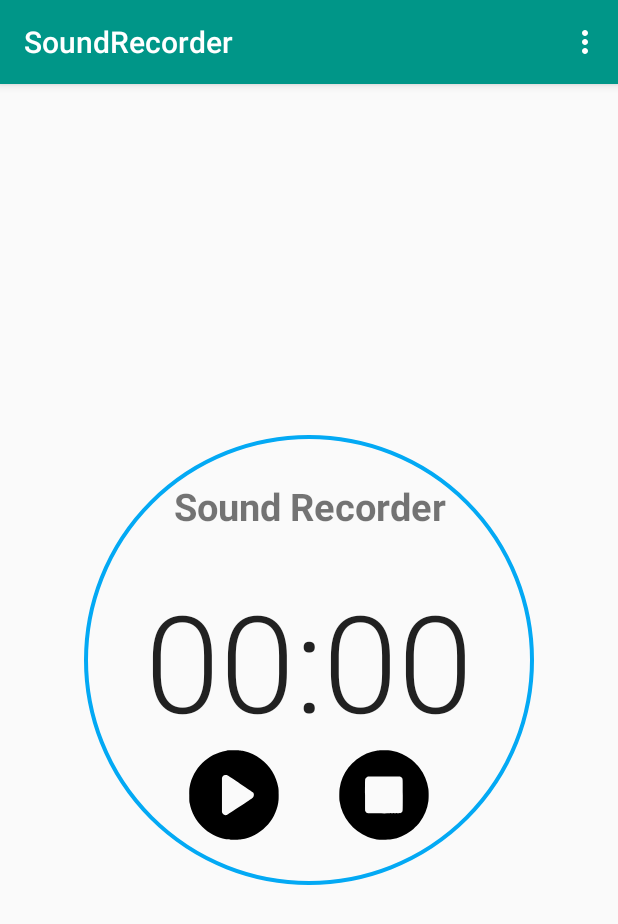
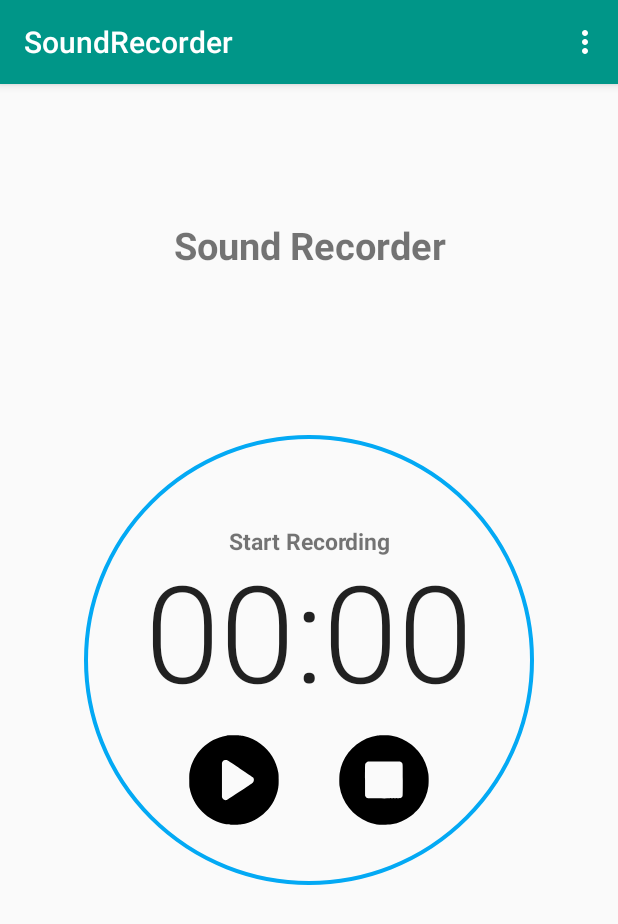
Before and after one commit to zeeshanhussain/SoundRecorder, an Android app: the screen it shows after launch (MainActivity), on a phone screen of 412 x 824 dp. Shown: the top 924 px of the screen. Run offline under Robolectric (Android 15) with nearby library versions, the phone set to English and light mode, and no system bars.

Commit message:
SoundRecorder: UI Changes
Signed-off-by: Sanyam Jain <sanyam@witworks.com>

```diff
--- a/app/src/main/AndroidManifest.xml
+++ b/app/src/main/AndroidManifest.xml
@@ -12,7 +12,7 @@
         android:label="@string/app_name"
         android:supportsRtl="true"
         android:theme="@style/AppTheme">
-        <activity android:name=".MainActivity" android:configChanges="orientation|screenSize" >
+        <activity android:name=".MainActivity" android:configChanges="orientation|screenSize" android:screenOrientation="portrait" >
             <intent-filter>
                 <action android:name="android.intent.action.MAIN" />
 
--- a/app/src/main/res/layout/activity_main.xml
+++ b/app/src/main/res/layout/activity_main.xml
@@ -2,6 +2,17 @@
 <RelativeLayout xmlns:android="http://schemas.android.com/apk/res/android"
     android:layout_width="match_parent"
     android:layout_height="match_parent">
+
+    <TextView
+        android:id="@+id/mainTextView"
+        android:layout_width="300dp"
+        android:layout_height="wrap_content"
+        android:layout_centerHorizontal="true"
+        android:layout_marginTop="90dp"
+        android:gravity="center"
+        android:text="Sound Recorder"
+        android:textSize="25dp"
+        android:textStyle="bold" />
 
     <RelativeLayout
         android:layout_width="300dp"
@@ -16,23 +27,13 @@
             android:background="@drawable/circle_stroke" />
 
         <TextView
-            android:id="@+id/mainTextView"
-            android:layout_width="300dp"
-            android:layout_height="wrap_content"
-            android:layout_centerHorizontal="true"
-            android:layout_marginTop="30dp"
-            android:gravity="center"
-            android:text="Sound Recorder"
-            android:textSize="25dp"
-            android:textStyle="bold" />
-
-        <TextView
             android:id="@+id/recorderStatus"
             android:layout_width="200dp"
             android:layout_height="wrap_content"
             android:layout_centerHorizontal="true"
-            android:layout_marginTop="80dp"
+            android:layout_marginTop="60dp"
             android:gravity="center"
+            android:text="Start Recording"
             android:textSize="15dp"
             android:textStyle="bold" />
 
@@ -41,7 +42,7 @@
             android:layout_width="wrap_content"
             android:layout_height="wrap_content"
             android:layout_centerHorizontal="true"
-            android:layout_marginTop="90dp"
+            android:layout_marginTop="70dp"
             android:fontFamily="sans-serif-light"
             android:textSize="90sp" />
 
@@ -50,7 +51,7 @@
             android:layout_width="60dp"
             android:layout_height="60dp"
             android:layout_marginLeft="70dp"
-            android:layout_marginTop="210dp"
+            android:layout_marginTop="200dp"
             android:background="@drawable/ic_play" />
 
         <Button
@@ -59,7 +60,7 @@
             android:layout_height="60dp"
             android:layout_alignParentRight="true"
             android:layout_marginRight="70dp"
-            android:layout_marginTop="210dp"
+            android:layout_marginTop="200dp"
             android:background="@drawable/ic_stop" />
 
     </RelativeLayout>
```
